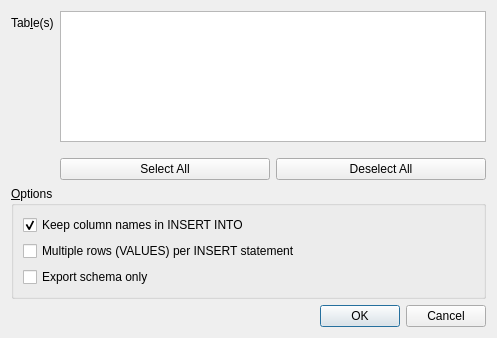
sqlitebrowser/sqlitebrowser, file src/ExportSqlDialog.ui: the form before one commit.
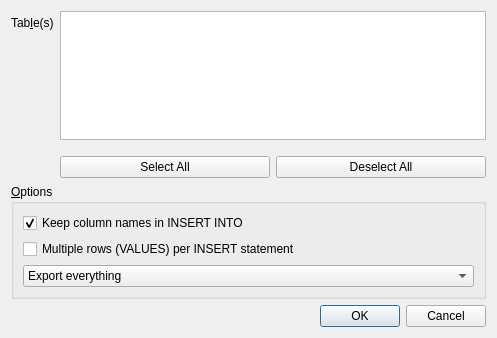
The form after the commit.

Commit message:
export: Allow exporting only the data in an SQL export
In the SQL Export dialog and process, allow the user to export the data
only, i.e. not the schema.

See issue #556.

Diff of the .ui file:
```diff
--- a/src/ExportSqlDialog.ui
+++ b/src/ExportSqlDialog.ui
@@ -110,10 +110,22 @@
          </spacer>
         </item>
         <item row="2" column="0">
-         <widget class="QCheckBox" name="checkSchemaOnly">
-          <property name="text">
-           <string>Export schema only</string>
-          </property>
+         <widget class="QComboBox" name="comboWhat">
+          <item>
+           <property name="text">
+            <string>Export everything</string>
+           </property>
+          </item>
+          <item>
+           <property name="text">
+            <string>Export schema only</string>
+           </property>
+          </item>
+          <item>
+           <property name="text">
+            <string>Export data only</string>
+           </property>
+          </item>
          </widget>
         </item>
        </layout>
```
Left out of the diff: 12 changed lines with no effect on the pictures. The commit also changes 3 other files.
